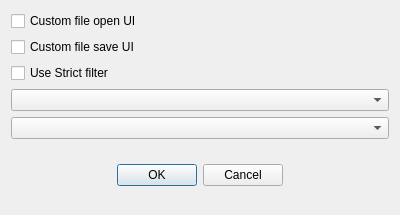
The window that Src/Dialogs/SettingsDialog.ui (os-v/UXLogViewer) describes before a commit, drawn with Qt 5.
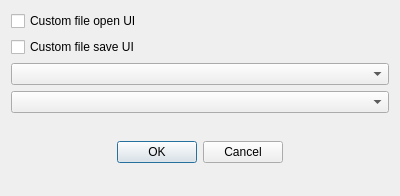
The same window after the commit.

Commit message:
strict filter
REMOVED: Strict filter

Patch:
```diff
--- a/Src/Dialogs/SettingsDialog.ui
+++ b/Src/Dialogs/SettingsDialog.ui
@@ -7,7 +7,7 @@
     <x>0</x>
     <y>0</y>
     <width>400</width>
-    <height>215</height>
+    <height>196</height>
    </rect>
   </property>
   <property name="windowTitle">
@@ -31,13 +31,6 @@
      </property>
     </widget>
    </item>
-   <item>
-    <widget class="QCheckBox" name="m_pCheckStrictFilter">
-     <property name="text">
-      <string>Use Strict filter</string>
-     </property>
-    </widget>
-   </item>
    <item>
     <widget class="QComboBox" name="m_pFontUI"/>
    </item>
```
The commit also changes 8 other files.
